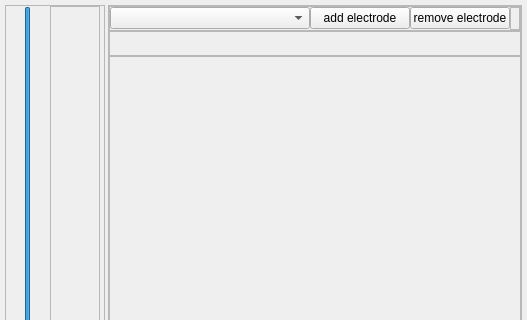
waschkbaer/BrainVis, file dev/BrainVis/drivewidget.ui: the form before one commit; both pictures show x 0 to 527 and y 0 to 320 of the 527 by 583 pixel window.
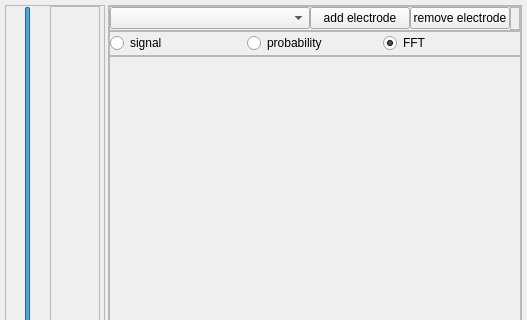
The form after the commit.

Commit message: drive widget updates, added new sub-qframe class for data handling

Patch:
```diff
--- a/dev/BrainVis/drivewidget.ui
+++ b/dev/BrainVis/drivewidget.ui
@@ -257,6 +257,47 @@
          <property name="frameShadow">
           <enum>QFrame::Raised</enum>
          </property>
+         <layout class="QHBoxLayout" name="horizontalLayout_5">
+          <property name="spacing">
+           <number>0</number>
+          </property>
+          <property name="leftMargin">
+           <number>0</number>
+          </property>
+          <property name="topMargin">
+           <number>0</number>
+          </property>
+          <property name="rightMargin">
+           <number>0</number>
+          </property>
+          <property name="bottomMargin">
+           <number>0</number>
+          </property>
+          <item>
+           <widget class="QRadioButton" name="sginalButton">
+            <property name="text">
+             <string>signal</string>
+            </property>
+           </widget>
+          </item>
+          <item>
+           <widget class="QRadioButton" name="probabilityButton">
+            <property name="text">
+             <string>probability</string>
+            </property>
+           </widget>
+          </item>
+          <item>
+           <widget class="QRadioButton" name="fftButton">
+            <property name="text">
+             <string>FFT</string>
+            </property>
+            <property name="checked">
+             <bool>true</bool>
+            </property>
+           </widget>
+          </item>
+         </layout>
         </widget>
        </item>
        <item>
```
The commit also changes 5 other files.
